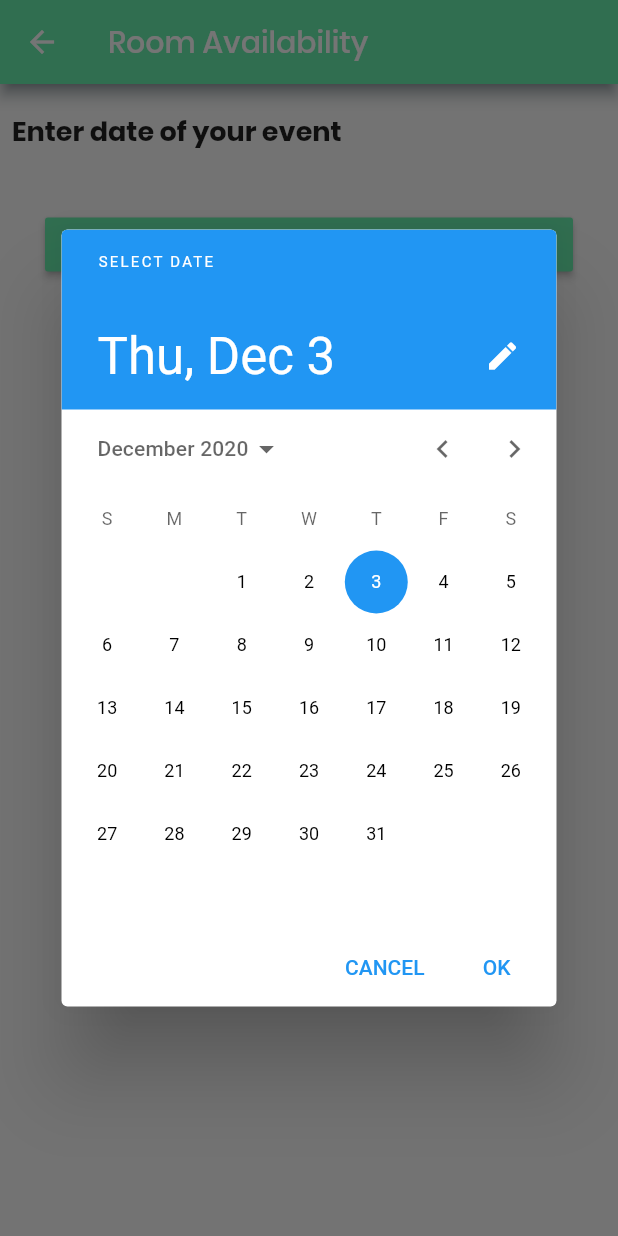
After one commit to PROFESSORRQ/eventApp, a Flutter app: the Room screen opened directly, after a tap on "Enter Date", on a phone screen of 412 x 824 dp. The commit adds this screen. Run offline on Flutter 3.47's test engine with Material 2 defaults, Android fonts, the phone set to English and light mode, and no system bars; our stand-ins replace cloud_firestore, date_time_picker, firebase_auth, firebase_core; accounts and stored records are empty.

Commit message:
final commit

```diff
--- a/lib/views/FacultyView.dart
+++ b/lib/views/FacultyView.dart
@@ -38,7 +38,7 @@ class _FacultyViewState extends State<FacultyView> {
         title: new Text("Events",
         style : new TextStyle(color: Colors.greenAccent, fontFamily: "Poppins")),
          actions: [
-           new IconButton(icon: new Icon(Icons.logout), onPressed: (){
+           new IconButton(icon: new Icon(Icons.arrow_back_ios), onPressed: (){
              // Navigator.push(context, MaterialPageRoute(builder: (context)=> EventAdd(newEvent: newevent,)));
              FirebaseAuth.instance.signOut()
                  .then((value){
--- /dev/null
+++ b/lib/views/RoomAvailability.dart
@@ -0,0 +1,112 @@
+import 'package:flutter/material.dart';
+import 'package:cloud_firestore/cloud_firestore.dart';
+class Room extends StatefulWidget {
+  @override
+  _RoomState createState() => _RoomState();
+}
+
+class _RoomState extends State<Room> {
+  @override
+  Color color2 = Colors.greenAccent;
+DateTime _edatetime = DateTime.now();
+List eventss;
+  fetchData(String date){
+
+    CollectionReference collectionReference = FirebaseFirestore.instance.collection('events');
+    collectionReference.where('startDate', isEqualTo: date).snapshots().listen((snapshots) {
+      setState(() {
+        eventss = snapshots.docs;
+        print("${eventss[0]['eventName'].toString()}");
+      });
+    });
+
+
+   }
+   @override
+  void initState(){
+    fetchData(_edatetime.toString());
+    super.initState();
+  }
+  Widget build(BuildContext context) {
+    return Scaffold(
+      appBar: new AppBar(title: new Text("Room Availability",style: new TextStyle(fontFamily: "Poppins"),),backgroundColor: Colors.greenAccent,shadowColor: Colors.blueGrey),
+      body: new Container(
+        height: 1100,
+        child: ListView(
+
+          children: [
+ new SizedBox(height: 10.0,),
+              Padding(
+                padding: const EdgeInsets.all(8.0),
+                child: new Text("Enter date of your event",style: styleop,),
+              ),
+              Padding(
+                padding: const EdgeInsets.all(30.0),
+               child: new RaisedButton(color: color2,child: new Text("Enter Date", style: new TextStyle(fontFamily: "Poppins")),onPressed: ()async{
+
+                      DateTime _edate = await showDatePicker(context: context, initialDate: _edatetime, firstDate: DateTime(2020), lastDate: DateTime(2022));
+                  setState((){
+                   _edatetime = _edate;
+                   color2= Colors.grey;
+                   fetchData(_edatetime.toString());
+                  });
+
+               },),),
+         builder(eventss,context),
+
+          ],
+        ) ,),
+    );
+  }
+}
+TextStyle styleop = new TextStyle(
+  fontFamily: "Poppins",
+  fontSize: 18,
+  fontWeight: FontWeight.bold
+);
+Widget builder(List event,BuildContext context){
+ if(event == null){
+  return Padding(
+    padding: const EdgeInsets.fromLTRB(20.0, 400, 20.0, 400.0),
+    child: Center(child : Text("No Events right now!")),
+  );
+ }
+ else{
+   return new  ListView.builder(itemCount: event.length,
+   shrinkWrap: true,
+   physics: ClampingScrollPhysics(),
+   itemBuilder:(BuildContext context, int index){
+           Map<String,dynamic> data;
+           data = event[index].data();
+           return Container(
+                      margin: EdgeInsets.all(5.0),
+                      height: 130,
+                      child: Card(
+                        elevation: 12,
+                        child: Row(
+                          children: [
+                            Column(
+                              mainAxisAlignment: MainAxisAlignment.start,
+                              crossAxisAlignment: CrossAxisAlignment.start,
+                              children: <Widget>[
+                              new Text("${data['eventName']} by ${data['society']}",
+                              style: new TextStyle(color: Colors.black87, fontSize: 16, fontFamily: "Poppins",fontWeight: FontWeight.bold)),
+                              SizedBox(height: 10.0),
+                              new Text("Start Date : ${data['startDate']} ",
+                              style: new TextStyle(
+                                fontSize: 14,
+                              )),
+                               SizedBox(height: 10.0),
+                              new Text("End Date : ${data['endDate']} ",
+                              style: new TextStyle(
+                                fontSize: 14,
+                              )),
+                              SizedBox(height: 10.0),
+                              Text("Location Booked : ${data['location']}",
+                              style: new TextStyle(fontSize: 13, fontFamily: "Poppins"),),
+
+                          ],
+           )])));
+         });
+ }
+}
--- a/lib/views/Societyviews.dart
+++ b/lib/views/Societyviews.dart
@@ -1,4 +1,5 @@
 import 'package:eventApp/UI/eventadd.dart';
+import 'package:eventApp/views/RoomAvailability.dart';
 import 'package:firebase_auth/firebase_auth.dart';
 import 'package:flutter/material.dart';
 import '../models/event.dart';
@@ -43,7 +44,7 @@ class _SocietyViewState extends State<SocietyView> {
             Navigator.push(context, MaterialPageRoute(builder: (context)=> EventAdd(newEvent: newevent,)));
           }
           ),
-          new IconButton(icon: new Icon(Icons.logout), onPressed: (){
+          new IconButton(icon: new Icon(Icons.arrow_back_ios), onPressed: (){
            // Navigator.push(context, MaterialPageRoute(builder: (context)=> EventAdd(newEvent: newevent,)));
             FirebaseAuth.instance.signOut()
                 .then((value){
@@ -54,6 +55,9 @@ class _SocietyViewState extends State<SocietyView> {
             });
           }
           ),
+          new IconButton(icon: Icon(Icons.airline_seat_individual_suite), onPressed: (){
+            Navigator.push(context, MaterialPageRoute(builder: (context)=> Room()));
+          })
         ],
       ),
       body: new Container(
--- a/lib/views/StudentView.dart
+++ b/lib/views/StudentView.dart
@@ -1,4 +1,5 @@
 
+import 'package:eventApp/UI/login.dart';
 import 'package:flutter/material.dart';
 import '../models/event.dart';
 import 'package:cloud_firestore/cloud_firestore.dart';
@@ -39,11 +40,11 @@ class _StudentViewState extends State<StudentView> {
         title: new Text("Events",
         style : new TextStyle( fontFamily: "Poppins")),
          actions: [
-           new IconButton(icon: new Icon(Icons.logout), onPressed: (){
+           new IconButton(icon: new Icon(Icons.arrow_back_ios), onPressed: (){
              // Navigator.push(context, MaterialPageRoute(builder: (context)=> EventAdd(newEvent: newevent,)));
              FirebaseAuth.instance.signOut()
                  .then((value){
-               Navigator.pop(context);
+               //Navigator.push(context,  MaterialPageRoute(builder: (context)=> Login()));
              })
                  .catchError((e){
                print(e);
```
Also changed, not shown: lib/UI/login.dart (+15 -6 lines), lib/UI/loginSociety.dart (+17 -5 lines), lib/UI/loginfaculty.dart (+13 -1 lines), lib/UI/userSignup.dart (+17 -4 lines).
